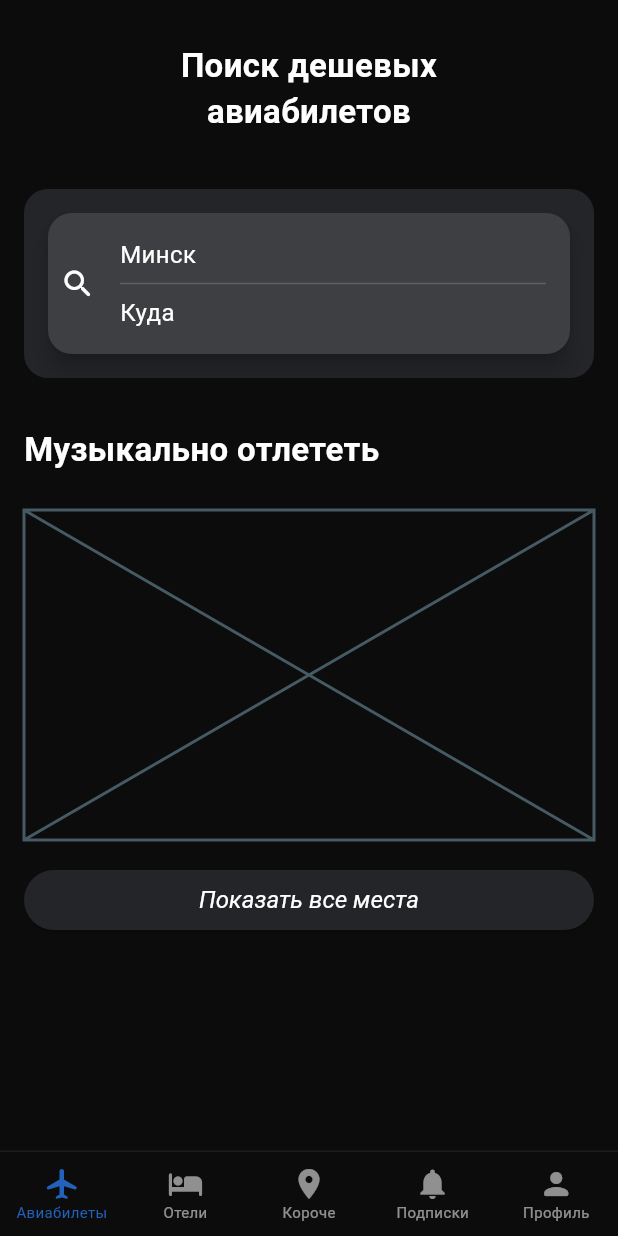
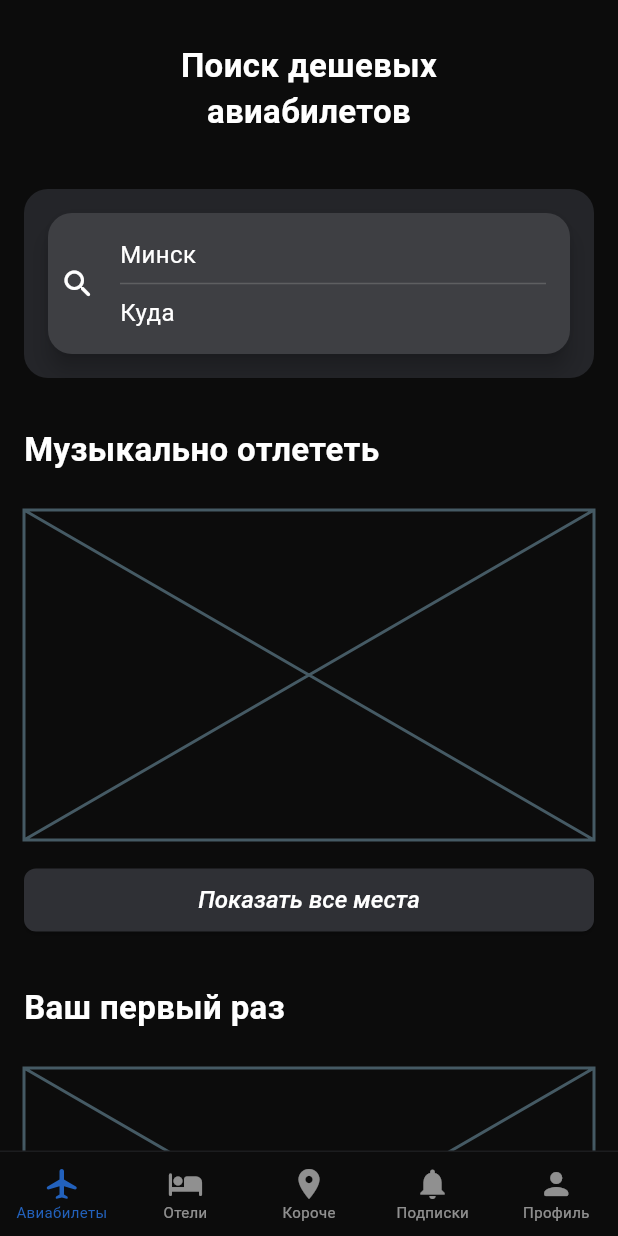
Before and after one commit to alternatio/ticket-app, a Flutter app: the screen it shows after launch, on a phone screen of 412 x 824 dp. Run offline on Flutter 3.47's test engine with Material 3 defaults, Android fonts, the phone set to English and light mode, and no system bars.

Commit message:
feat: common button widget added and search modal

```diff
--- a/lib/src/screens/home/index.dart
+++ b/lib/src/screens/home/index.dart
@@ -22,7 +22,15 @@ class HomeScreen extends StatelessWidget {
           buttonText: 'Показать все места',
           buttonOnTap: () {},
           child: const Placeholder(fallbackHeight: 220.0),
-        )
+        ),
+        const SizedBox(height: 32.0),
+        ContentSection(
+          name: 'Ваш первый раз',
+          buttonText: 'Показать все места',
+          buttonOnTap: () {},
+          child: const Placeholder(fallbackHeight: 220.0),
+        ),
+        const SizedBox(height: 32.0),
       ],
     );
   }
--- a/lib/src/screens/home/widgets/search_card.dart
+++ b/lib/src/screens/home/widgets/search_card.dart
@@ -1,4 +1,5 @@
 import 'package:flutter/material.dart';
+import 'package:ticket_app/src/screens/home/widgets/search_modal.dart';
 import 'package:ticket_app/src/styles/colors.dart';
 import 'package:ticket_app/src/styles/fonts.dart';
 
@@ -16,10 +17,7 @@ class HomeScreenSearchCard extends StatelessWidget {
           useSafeArea: true,
           showDragHandle: true,
           builder: (BuildContext context) {
-            return const SizedBox(
-              width: double.infinity,
-              child: Column(children: [Text('data')]),
-            );
+            return const HomeScreenSearchModal();
           },
         );
       },
--- /dev/null
+++ b/lib/src/screens/home/widgets/search_modal.dart
@@ -0,0 +1,12 @@
+import 'package:flutter/material.dart';
+
+class HomeScreenSearchModal extends StatelessWidget {
+  const HomeScreenSearchModal({super.key});
+
+  @override
+  Widget build(BuildContext context) {
+    return SizedBox(width: double.infinity, child: Column(children: [
+
+    ],),);
+  }
+}
--- a/lib/src/styles/themeStyles/elevated_button.dart
+++ b/lib/src/styles/themeStyles/elevated_button.dart
@@ -1,10 +1,16 @@
 import 'package:flutter/material.dart';
+import 'package:ticket_app/src/styles/colors.dart';
 import 'package:ticket_app/src/styles/fonts.dart';
 
 class CustomElevatedButtonThemeData {
   static final darkTheme = ElevatedButtonThemeData(
     style: ButtonStyle(
       textStyle: WidgetStateProperty.all(AppFonts.title3),
+      backgroundColor: WidgetStateProperty.all(AppColors.grey3),
+      minimumSize: WidgetStateProperty.all(const Size.fromHeight(42.0)),
+      shape: WidgetStateProperty.all(
+        RoundedRectangleBorder(borderRadius: BorderRadius.circular(8.0)),
+      ),
     ),
   );
 }
--- /dev/null
+++ b/lib/src/widgets/buttons/common_button.dart
@@ -0,0 +1,39 @@
+import 'package:flutter/material.dart';
+import 'package:ticket_app/src/styles/colors.dart';
+
+enum CommonButtonType { common, neutral, success }
+
+class CommonButton extends StatelessWidget {
+  const CommonButton({
+    super.key,
+    required this.text,
+    this.onPressed,
+    this.type = CommonButtonType.common,
+  });
+
+  final String text;
+  final void Function()? onPressed;
+  final CommonButtonType type;
+
+  @override
+  Widget build(BuildContext context) {
+    return ElevatedButton(
+      style: ButtonStyle(
+          backgroundColor:
+              WidgetStateProperty.all(_getButtonBackgroundColor())),
+      onPressed: onPressed,
+      child: Text(text),
+    );
+  }
+
+  Color? _getButtonBackgroundColor() {
+    switch (type) {
+      case CommonButtonType.neutral:
+        return AppColors.blue;
+      case CommonButtonType.success:
+        return AppColors.green;
+      default:
+        return null;
+    }
+  }
+}
--- a/lib/src/widgets/wrappers/content_section.dart
+++ b/lib/src/widgets/wrappers/content_section.dart
@@ -1,5 +1,6 @@
 import 'package:flutter/material.dart';
 import 'package:ticket_app/src/styles/fonts.dart';
+import 'package:ticket_app/src/widgets/buttons/common_button.dart';
 
 class ContentSection extends StatelessWidget {
   const ContentSection({
@@ -17,24 +18,15 @@ class ContentSection extends StatelessWidget {
 
   @override
   Widget build(BuildContext context) {
-    return Column(crossAxisAlignment: CrossAxisAlignment.start, children: [
+    return Column(crossAxisAlignment: CrossAxisAlignment.stretch, children: [
       Text(name, style: AppFonts.title1),
       const SizedBox(height: 25.0),
       child,
       const SizedBox(height: 16.0),
       if (buttonText != null)
-        Row(
-          children: [
-            Expanded(
-              child: ElevatedButton(
-                onPressed: buttonOnTap,
-                child: Text(
-                  buttonText!,
-                  style: AppFonts.buttonText,
-                ),
-              ),
-            ),
-          ],
+        CommonButton(
+          text: 'Показать все места',
+          onPressed: () {},
         ),
     ]);
   }
```
